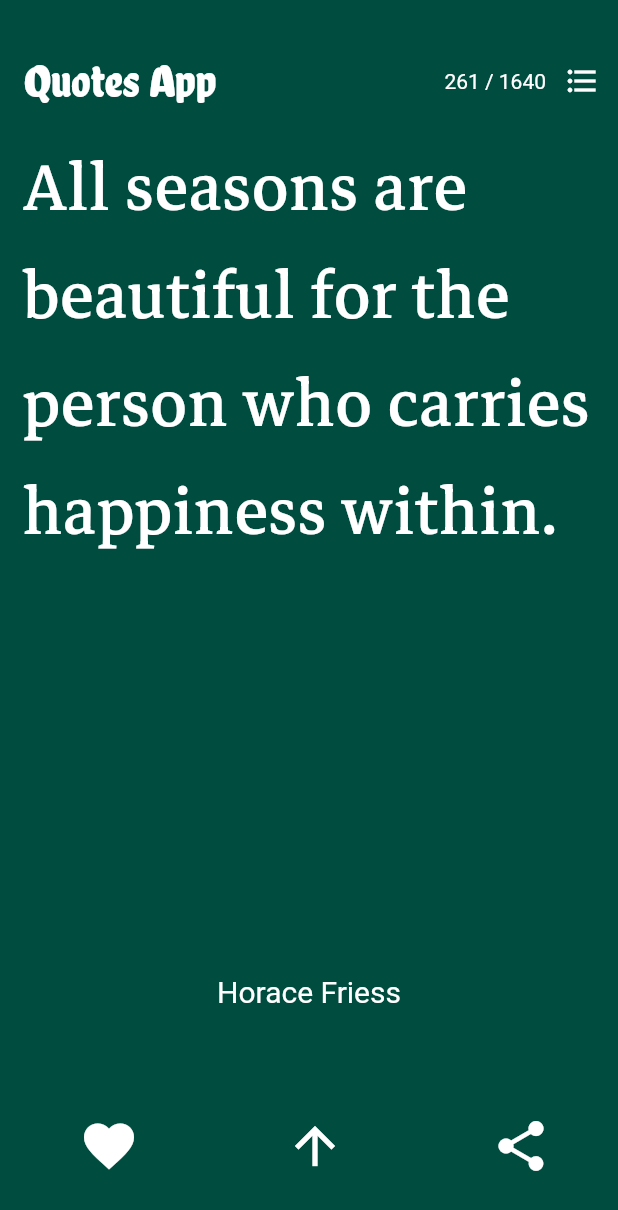
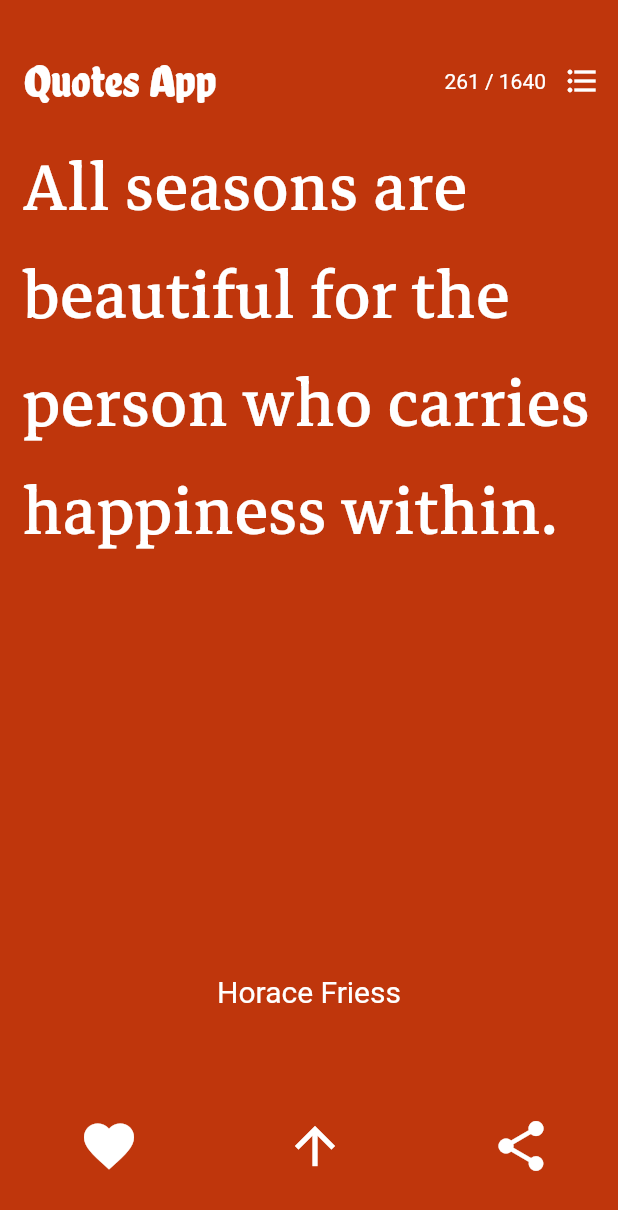
Before and after one commit to dhayaec/quotes_app, a Flutter app: the screen it shows after launch, scrolled down 576 dp, after a tap on the "format list bulleted" icon, after a tap on the "share" icon, on a phone screen of 412 x 824 dp. Shown: the top 1210 px of the screen. Run offline on Flutter 3.47's test engine with Material 2 defaults, Android fonts, the phone set to English and light mode, and no system bars; drawn by our look-alikes of auto_size_text; our stand-ins replace share; missing offline and left inert: flutter_statusbarcolor.

```diff
--- a/lib/BottomMenu.dart
+++ b/lib/BottomMenu.dart
@@ -1,12 +1,16 @@
+import 'dart:convert';
+import 'dart:io';
+import 'dart:ui';
+import 'package:flutter/services.dart' show rootBundle;
 import 'package:flutter/material.dart';
+import 'package:flutter/rendering.dart';
+import 'package:path_provider/path_provider.dart';
 import 'package:share/share.dart';
 
 class BottomMenu extends StatelessWidget {
-  const BottomMenu({
-    Key key,
-    @required PageController pageController,
-    @required this.myData,
-  })  : _pageController = pageController,
+  const BottomMenu(
+      {Key key, @required PageController pageController, @required this.myData})
+      : _pageController = pageController,
         super(key: key);
 
   final PageController _pageController;
@@ -57,6 +61,7 @@ class BottomMenu extends StatelessWidget {
                   var quoteAuthor = myData[page]['quoteAuthor'];
                   Share.share(quoteText + '  --  ' + quoteAuthor);
                   Scaffold.of(context).showSnackBar(snackBar);
+                  // this.takeScreenShot();
                 },
               );
             },
@@ -65,4 +70,19 @@ class BottomMenu extends StatelessWidget {
       ),
     );
   }
+
+  // takeScreenShot() async {
+  //   RenderRepaintBoundary boundary = scr.currentContext.findRenderObject();
+  //   var image = await boundary.toImage();
+  //   var byteData = await image.toByteData(format: ImageByteFormat.png);
+  //   var pngBytes = byteData.buffer.asUint8List();
+  //   var img = base64Encode(pngBytes);
+  //   // print(img);
+  //   print(pngBytes);
+  //   final directory = await getApplicationDocumentsDirectory();
+  //   final path = directory.path;
+  //   File imgFile = new File('$path/screenshot.png');
+  //   var file = imgFile.writeAsBytes(pngBytes);
+  //   print(file.toString());
+  // }
 }
--- a/lib/constants.dart
+++ b/lib/constants.dart
@@ -1,4 +1,3 @@
-
 import 'package:flutter/material.dart';
 
 List<Color> colorList = [
@@ -6,6 +5,7 @@ List<Color> colorList = [
   Colors.cyan[900],
   Colors.lightBlue[900],
   Colors.green[900],
+  Colors.deepOrange[900],
   Colors.teal[900],
   Colors.yellow[900],
   Colors.lightGreen[900],
@@ -13,7 +13,6 @@ List<Color> colorList = [
   Colors.orange[900],
   Colors.amber[900],
   Colors.pink[900],
-  Colors.deepOrange[900],
   Colors.deepPurple[900],
   Colors.red[900],
   Colors.indigo[900],
--- a/lib/main.dart
+++ b/lib/main.dart
@@ -32,6 +32,14 @@ class PageViewExample extends StatefulWidget {
 class PageViewExampleState extends State<PageViewExample> {
   final PageController _pageController = PageController();
   int _itemNumber = 1;
+  int _quotesCount = 0;
+  GlobalKey<State<StatefulWidget>> scr = new GlobalKey();
+  @override
+  initState() {
+    super.initState();
+    FlutterStatusbarcolor.setNavigationBarColor(colorList[0]);
+  }
+
   @override
   Widget build(BuildContext context) {
     return Scaffold(
@@ -42,33 +50,28 @@ class PageViewExampleState extends State<PageViewExample> {
             future: DefaultAssetBundle.of(context)
                 .loadString('assets/json/quotes.json'),
             builder: (context, snapshot) {
-              var myData = json.decode(snapshot.data.toString());
+              var quotesList = json.decode(snapshot.data.toString());
               return Stack(
                 fit: StackFit.expand,
                 children: <Widget>[
                   PageView.builder(
                     onPageChanged: (index) {
-                      setState(() async {
+                      setState(() {
                         _itemNumber = index + 1;
+                        _quotesCount = quotesList.length;
                         var bgColor = colorList[index % colorList.length];
-                        await FlutterStatusbarcolor.setNavigationBarColor(
-                            bgColor);
+                        FlutterStatusbarcolor.setNavigationBarColor(bgColor);
                       });
                     },
-                    itemCount: myData == null ? 0 : myData.length,
+                    itemCount: quotesList == null ? 0 : quotesList.length,
                     scrollDirection: Axis.vertical,
                     controller: _pageController,
                     itemBuilder: (context, index) {
-                      var quoteText = myData[index]['quoteText'];
-                      var quoteAuthor = myData[index]['quoteAuthor'];
+                      var quoteText = quotesList[index]['quoteText'];
+                      var quoteAuthor = quotesList[index]['quoteAuthor'];
                       double width = MediaQuery.of(context).size.width - 30.0;
                       double height = MediaQuery.of(context).size.height / 1.5;
                       Color bgColor = colorList[index % colorList.length];
-
-                      if (index == 0) {
-                        FlutterStatusbarcolor.setNavigationBarColor(bgColor);
-                      }
-
                       return Page(
                           index: index,
                           bgColor: bgColor,
@@ -97,7 +100,7 @@ class PageViewExampleState extends State<PageViewExample> {
                         Row(
                           children: <Widget>[
                             Text(
-                              "$_itemNumber / ${myData.length}",
+                              "$_itemNumber / $_quotesCount",
                               style: TextStyle(color: Colors.white),
                             ),
                             Builder(
@@ -116,7 +119,10 @@ class PageViewExampleState extends State<PageViewExample> {
                       ],
                     ),
                   ),
-                  BottomMenu(pageController: _pageController, myData: myData),
+                  BottomMenu(
+                    pageController: _pageController,
+                    myData: quotesList,
+                  ),
                 ],
               );
             }));
--- a/pubspec.yaml
+++ b/pubspec.yaml
@@ -11,6 +11,7 @@ dependencies:
   share:
   auto_size_text:
   flutter_statusbarcolor: any
+  path_provider:
 
 dev_dependencies:
   flutter_test:
```
Also changed, not shown: pubspec.lock.
